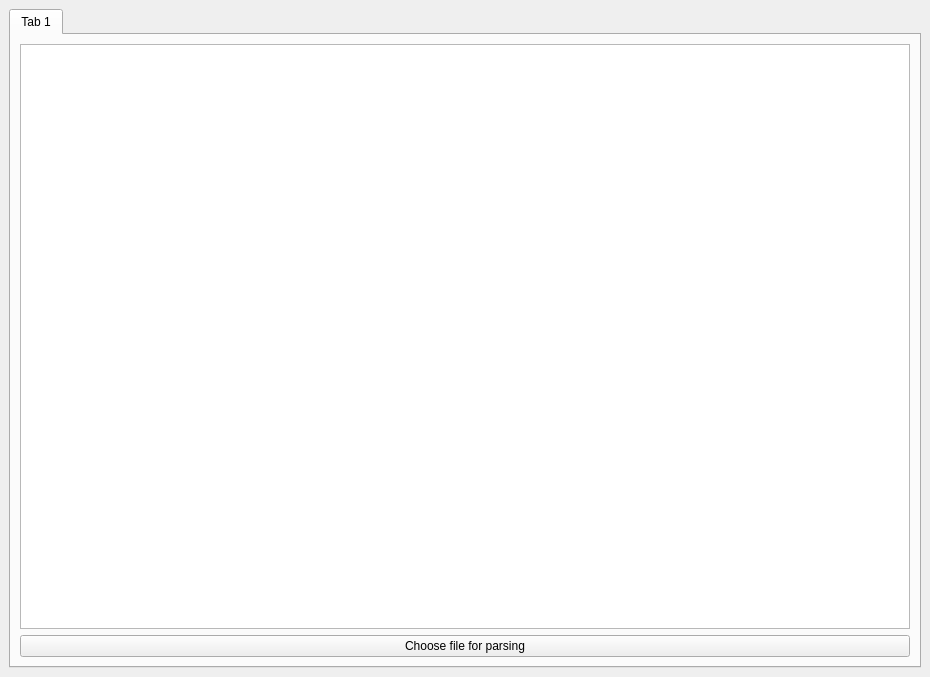
Old version of the form ui/mainwindow.ui in the repository TarasBarninets/speed-test-analyzer.
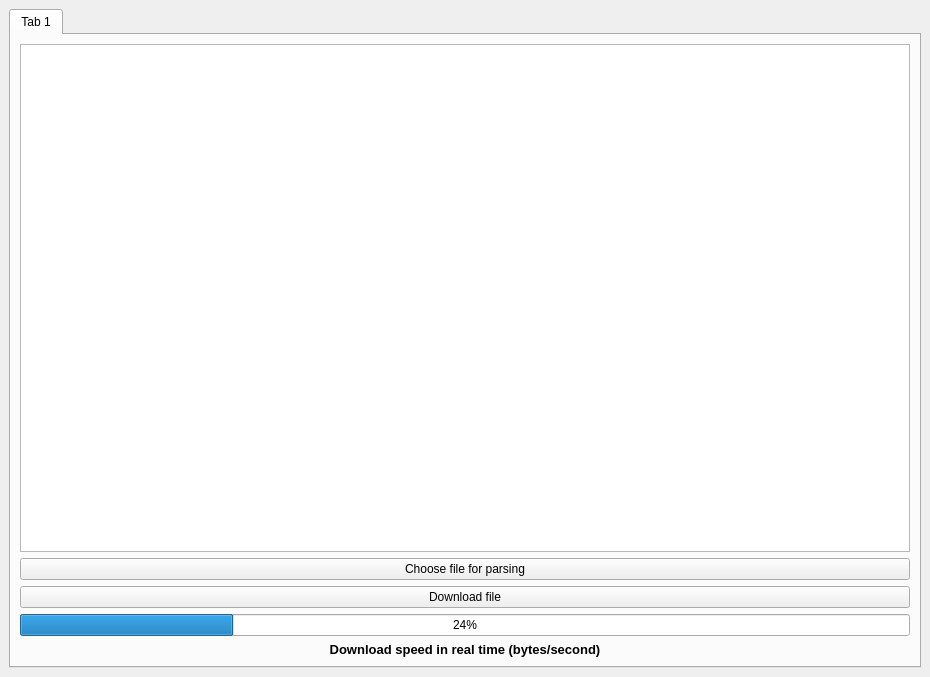
New version of the form.

Commit message: Add class for tracking download speed in real-time

What changed in the file:
```diff
--- a/ui/mainwindow.ui
+++ b/ui/mainwindow.ui
@@ -26,7 +26,7 @@
      <height>16777215</height>
     </size>
    </property>
-   <layout class="QVBoxLayout" name="verticalLayout_3">
+   <layout class="QHBoxLayout" name="horizontalLayout">
     <item>
      <widget class="QTabWidget" name="tabWidget">
       <property name="sizePolicy">
@@ -53,6 +53,41 @@
           </property>
          </widget>
         </item>
+        <item>
+         <widget class="QPushButton" name="pushButton_2">
+          <property name="text">
+           <string>Download file</string>
+          </property>
+         </widget>
+        </item>
+        <item>
+         <widget class="QProgressBar" name="progressBar">
+          <property name="value">
+           <number>24</number>
+          </property>
+         </widget>
+        </item>
+        <item>
+         <widget class="QLabel" name="label">
+          <property name="font">
+           <font>
+            <family>Tahoma</family>
+            <pointsize>10</pointsize>
+            <weight>75</weight>
+            <bold>true</bold>
+           </font>
+          </property>
+          <property name="layoutDirection">
+           <enum>Qt::RightToLeft</enum>
+          </property>
+          <property name="text">
+           <string>Download speed in real time (bytes/second)</string>
+          </property>
+          <property name="alignment">
+           <set>Qt::AlignCenter</set>
+          </property>
+         </widget>
+        </item>
        </layout>
       </widget>
      </widget>
```
Left out of the diff: 2 changed lines with no effect on the pictures. The commit also changes 6 other files.
